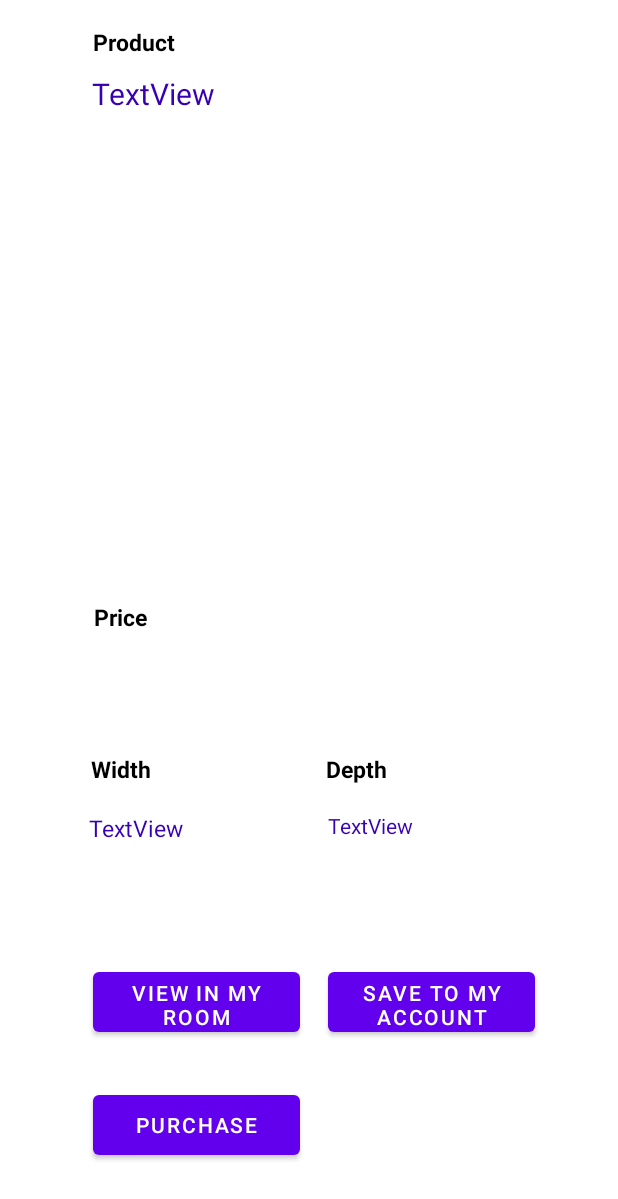
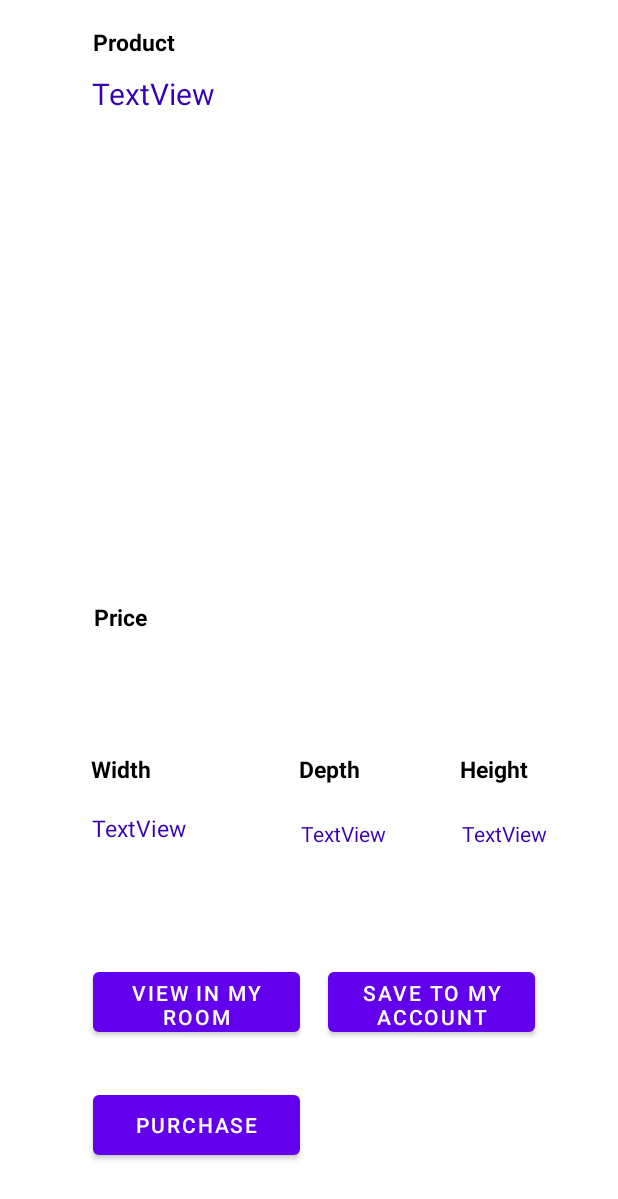
Before and after one commit to BrianParlon/Dimenscan, an Android app: the layout activity_table_info.xml on its own in the app's theme, with its tools: preview values and no code run, on a phone screen of 412 x 824 dp. Shown: the top 1199 px of the screen. Run offline under Robolectric (Android 15) with nearby library versions, the light colour scheme and no system bars; network calls fail.

Commit message:
User can now view previous purchases

```diff
--- a/app/src/main/java/com/example/dimenscan/DeskEntry.java
+++ b/app/src/main/java/com/example/dimenscan/DeskEntry.java
@@ -103,7 +103,7 @@ public class DeskEntry extends AppCompatActivity implements View.OnClickListener
             height = sbh.toString();
         }
         int dUserInput = Integer.parseInt(textDepth.getText().toString().trim());
-        ;
+
         String depth = String.valueOf(dUserInput);
         StringBuilder sbl = new StringBuilder();
         sbl.append(depth);
@@ -120,9 +120,9 @@ public class DeskEntry extends AppCompatActivity implements View.OnClickListener
         ;
         String width = String.valueOf(wUserInput);
         StringBuilder sbw = new StringBuilder();
-        sbl.append(width);
+        sbw.append(width);
 
-        while (wUserInput > 84) {
+        while (wUserInput > 60) {
 
             //System.out.println(userInput);
             wUserInput--;
--- a/app/src/main/java/com/example/dimenscan/Profile.java
+++ b/app/src/main/java/com/example/dimenscan/Profile.java
@@ -84,7 +84,7 @@ public class Profile extends AppCompatActivity implements View.OnClickListener {
                 startActivity(new Intent(this, ObjectChoice.class));
                 break;
             case R.id.savedDimension:
-                startActivity(new Intent(this, RecycleView.class));
+                startActivity(new Intent(this, purchasesProductView.class));
                 break;
 
                 case R.id.displayRoom:
--- a/app/src/main/java/com/example/dimenscan/ViewBed.java
+++ b/app/src/main/java/com/example/dimenscan/ViewBed.java
@@ -194,7 +194,7 @@ public class ViewBed extends AppCompatActivity implements View.OnClickListener {
 
         FirebaseStorage storage = FirebaseStorage.getInstance();
         StorageReference storageReference = storage.getReference();
-        StorageReference plotImg= storageReference.child("plots/plot"+System.currentTimeMillis()+".png");
+        StorageReference plotImg= storageReference.child("Beds/bed"+System.currentTimeMillis()+".png");
 
         UploadTask uploadPlot = plotImg.putBytes(data);
         uploadPlot.addOnSuccessListener(new OnSuccessListener<UploadTask.TaskSnapshot>() {
--- a/app/src/main/java/com/example/dimenscan/ViewDesk.java
+++ b/app/src/main/java/com/example/dimenscan/ViewDesk.java
@@ -192,7 +192,7 @@ public class ViewDesk extends AppCompatActivity implements View.OnClickListener
 
         FirebaseStorage storage = FirebaseStorage.getInstance();
         StorageReference storageReference = storage.getReference();
-        StorageReference plotImg= storageReference.child("DeskPlots/desk"+System.currentTimeMillis()+".png");
+        StorageReference plotImg= storageReference.child("Desks/desk"+System.currentTimeMillis()+".png");
 
         UploadTask uploadPlot = plotImg.putBytes(data);
         uploadPlot.addOnSuccessListener(new OnSuccessListener<UploadTask.TaskSnapshot>() {
--- a/app/src/main/java/com/example/dimenscan/ViewTable.java
+++ b/app/src/main/java/com/example/dimenscan/ViewTable.java
@@ -214,7 +214,7 @@ public class ViewTable extends AppCompatActivity implements View.OnClickListener
 
         FirebaseStorage storage = FirebaseStorage.getInstance();
         StorageReference storageReference = storage.getReference();
-        StorageReference plotImg= storageReference.child("table/table"+System.currentTimeMillis()+".png");
+        StorageReference plotImg= storageReference.child("tables/table"+System.currentTimeMillis()+".png");
 
         UploadTask uploadPlot = plotImg.putBytes(data);
         uploadPlot.addOnSuccessListener(new OnSuccessListener<UploadTask.TaskSnapshot>() {
--- a/app/src/main/res/layout/activity_table_info.xml
+++ b/app/src/main/res/layout/activity_table_info.xml
@@ -8,17 +8,17 @@
 
     <TextView
         android:id="@+id/tableWidth"
-        android:layout_width="133dp"
-        android:layout_height="70dp"
+        android:layout_width="86dp"
+        android:layout_height="35dp"
         android:text="TextView"
+        android:textColor="@color/purple_700"
         android:textSize="15dp"
-        android:textColor="@color/purple_700"
         app:layout_constraintBottom_toBottomOf="parent"
         app:layout_constraintEnd_toEndOf="parent"
-        app:layout_constraintHorizontal_bias="0.212"
+        app:layout_constraintHorizontal_bias="0.189"
         app:layout_constraintStart_toStartOf="parent"
         app:layout_constraintTop_toTopOf="parent"
-        app:layout_constraintVertical_bias="0.718" />
+        app:layout_constraintVertical_bias="0.686" />
 
     <TextView
         android:id="@+id/priceText"
@@ -36,17 +36,31 @@
 
     <TextView
         android:id="@+id/tableDepth"
-        android:layout_width="129dp"
-        android:layout_height="65dp"
+        android:layout_width="76dp"
+        android:layout_height="34dp"
         android:text="TextView"
         android:textColor="@color/purple_700"
 
         app:layout_constraintBottom_toBottomOf="parent"
         app:layout_constraintEnd_toEndOf="parent"
-        app:layout_constraintHorizontal_bias="0.773"
+        app:layout_constraintHorizontal_bias="0.597"
         app:layout_constraintStart_toStartOf="parent"
         app:layout_constraintTop_toTopOf="parent"
-        app:layout_constraintVertical_bias="0.713" />
+        app:layout_constraintVertical_bias="0.691" />
+
+    <TextView
+        android:id="@+id/tableHght"
+        android:layout_width="76dp"
+        android:layout_height="34dp"
+        android:text="TextView"
+        android:textColor="@color/purple_700"
+
+        app:layout_constraintBottom_toBottomOf="parent"
+        app:layout_constraintEnd_toEndOf="parent"
+        app:layout_constraintHorizontal_bias="0.916"
+        app:layout_constraintStart_toStartOf="parent"
+        app:layout_constraintTop_toTopOf="parent"
+        app:layout_constraintVertical_bias="0.691" />
 
     <TextView
         android:id="@+id/tableTitle"
@@ -128,7 +142,22 @@
         android:textStyle="bold"
         app:layout_constraintBottom_toBottomOf="parent"
         app:layout_constraintEnd_toEndOf="parent"
-        app:layout_constraintHorizontal_bias="0.586"
+        app:layout_constraintHorizontal_bias="0.537"
+        app:layout_constraintStart_toStartOf="parent"
+        app:layout_constraintTop_toTopOf="parent"
+        app:layout_constraintVertical_bias="0.625" />
+
+    <TextView
+        android:id="@+id/heightText"
+        android:layout_width="wrap_content"
+        android:layout_height="wrap_content"
+        android:text="Height"
+        android:textColor="@color/black"
+        android:textSize="15dp"
+        android:textStyle="bold"
+        app:layout_constraintBottom_toBottomOf="parent"
+        app:layout_constraintEnd_toEndOf="parent"
+        app:layout_constraintHorizontal_bias="0.836"
         app:layout_constraintStart_toStartOf="parent"
         app:layout_constraintTop_toTopOf="parent"
         app:layout_constraintVertical_bias="0.625" />
--- a/app/src/main/res/layout/object_dialog.xml
+++ b/app/src/main/res/layout/object_dialog.xml
@@ -18,7 +18,7 @@
         android:id="@+id/heightEntry"
         android:layout_width="match_parent"
         android:layout_height="wrap_content"
-        android:hint="Height (m)" />
+        android:hint="Depth (m)" />
 
     <EditText
         android:id="@+id/objectNameEntry"
```
Also changed, not shown: app/src/main/AndroidManifest.xml (+8 -1 lines), app/src/main/java/com/example/dimenscan/BedEntry.java (+8 -7 lines), app/src/main/java/com/example/dimenscan/BedInfo.java (+10 -6 lines), app/src/main/java/com/example/dimenscan/DeskInfo.java (+9 -5 lines), app/src/main/java/com/example/dimenscan/ParseItem.java (+30 -1 lines), app/src/main/java/com/example/dimenscan/PurchasesAdapter.java (added, +80 -0 lines), app/src/main/java/com/example/dimenscan/TableEntry.java (+7 -6 lines), app/src/main/java/com/example/dimenscan/TableInfo.java (+48 -11 lines), app/src/main/java/com/example/dimenscan/purchasesProductView.java (added, +90 -0 lines), app/src/main/res/layout/activity_purchases_product_view.xml (added, +33 -0 lines).
